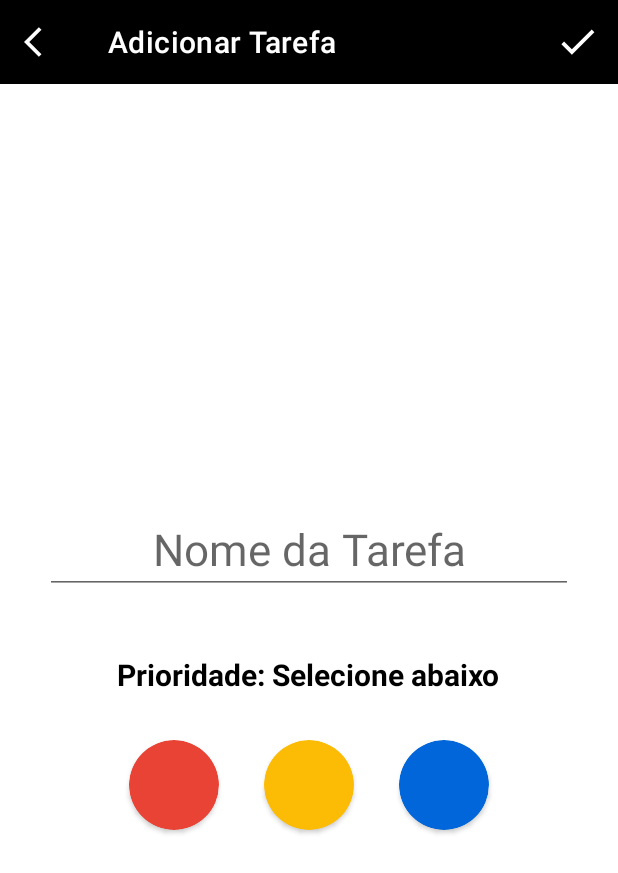
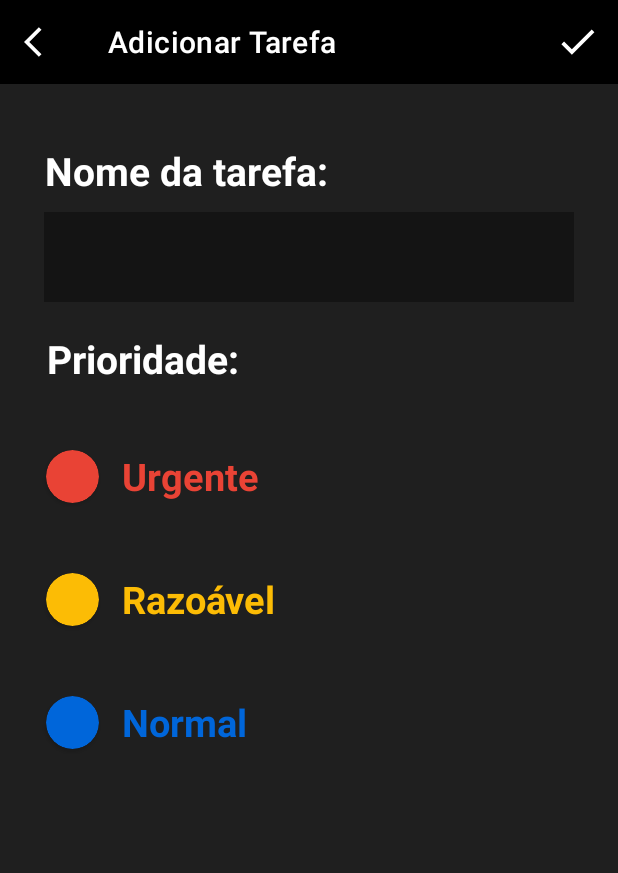
Before and after one commit to BrunoRibeirods/Tasks-app, an Android app: the TaskAddFragment screen opened through its navigation route, on a phone screen of 412 x 824 dp. Shown: the top 873 px of the screen. Run offline under Robolectric (Android 15) with nearby library versions, the phone set to English and light mode, and no system bars; our stand-ins replace Room's generated code.

Commit message:
Update Layout

```diff
--- a/app/src/main/java/dev/brunoribeiro/ajuste/ui/MainActivity.kt
+++ b/app/src/main/java/dev/brunoribeiro/ajuste/ui/MainActivity.kt
@@ -8,5 +8,7 @@ class MainActivity : AppCompatActivity() {
     override fun onCreate(savedInstanceState: Bundle?) {
         super.onCreate(savedInstanceState)
         setContentView(R.layout.activity_main)
+
+        setTheme(R.style.Theme_Ajuste)
     }
 }
--- a/app/src/main/res/layout/fragment_task_add.xml
+++ b/app/src/main/res/layout/fragment_task_add.xml
@@ -5,6 +5,7 @@
     xmlns:app="http://schemas.android.com/apk/res-auto"
     android:orientation="vertical"
     android:layout_height="match_parent"
+    android:background="@color/bgscreen"
     tools:context=".ui.TaskAddFragment">
 
         <androidx.appcompat.widget.Toolbar
@@ -20,80 +21,141 @@
 
 
             <LinearLayout
-                android:gravity="center"
                 android:layout_width="match_parent"
                 android:orientation="vertical"
                 android:layout_height="match_parent">
 
+                <TextView
+                    android:layout_marginTop="40dp"
+                    android:layout_marginHorizontal="30dp"
+                    android:layout_width="wrap_content"
+                    android:layout_height="wrap_content"
+                    android:textSize="26sp"
+                    android:textColor="@color/white"
+                    android:textStyle="bold"
+                    android:text="Nome da tarefa:"/>
                 <EditText
-                    android:layout_marginHorizontal="30dp"
+                    android:padding="8dp"
+                    app:boxBackgroundColor="@color/white"
+                    android:layout_marginTop="10dp"
+                    android:layout_marginHorizontal="29dp"
                     android:id="@+id/et_task_add"
-                    android:layout_marginTop="40dp"
-                    android:gravity="center"
                     android:layout_width="match_parent"
                     android:layout_height="wrap_content"
+                    android:minHeight="60dp"
+                    android:textColor="@color/lesswhite"
                     android:inputType="textMultiLine"
                     android:isScrollContainer="true"
+                    android:background="@color/bgdark"
+                    android:textColorHint="@color/bgdark"
                     android:scrollbarAlwaysDrawVerticalTrack="true"
                     android:scrollbars="vertical"
-                    android:hint="Nome da Tarefa"
-                    android:textSize="29sp"/>
+                    android:textSize="20sp"/>
 
 
             <LinearLayout
-                android:layout_marginTop="40dp"
+                android:layout_marginTop="20dp"
                 android:layout_width="match_parent"
                 android:layout_height="wrap_content"
-                android:gravity="center"
+                android:layout_marginHorizontal="31dp"
                 android:orientation="horizontal">
                 <TextView
                     android:layout_width="wrap_content"
                     android:layout_height="wrap_content"
                     android:layout_gravity="center"
-                    android:textSize="20dp"
+                    android:textSize="26sp"
                     android:textStyle="bold"
-                    android:textColor="@color/black"
+                    android:textColor="@color/white"
                     android:text="Prioridade:"/>
 
-                <TextView
-                    android:id="@+id/type_name"
-                    android:layout_width="wrap_content"
-                    android:layout_height="wrap_content"
-                    android:layout_gravity="center"
-                    android:textSize="20dp"
-                    android:textColor="@color/black"
-                    android:textStyle="bold"
-                    android:text=" Selecione abaixo"/>
 
             </LinearLayout>
 
                 <LinearLayout
                     android:layout_width="match_parent"
+                    android:layout_marginHorizontal="15dp"
+                    android:layout_marginTop="20dp"
                     android:layout_height="wrap_content"
-                    android:gravity="center"
-                    android:orientation="horizontal">
+                    android:orientation="vertical">
 
-                    <androidx.cardview.widget.CardView
+                    <LinearLayout
                         android:id="@+id/type_urgente"
-                        android:layout_width="60dp"
-                        android:layout_height="60dp"
-                        android:backgroundTint="@color/red"
-                        app:cardCornerRadius="80dp"/>
+                        android:layout_width="match_parent"
+                        android:layout_height="wrap_content"
+                        android:orientation="horizontal">
+                        <androidx.cardview.widget.CardView
+                            android:layout_marginHorizontal="15dp"
+                            android:layout_marginVertical="23dp"
+                            android:layout_width="35dp"
+                            android:layout_height="35dp"
+                            android:backgroundTint="@color/red"
+                            app:cardCornerRadius="80dp"/>
 
-                    <androidx.cardview.widget.CardView
+                        <TextView
+                            android:layout_width="match_parent"
+                            android:layout_height="wrap_content"
+                            android:text="Urgente"
+                            android:layout_gravity="center"
+                            android:textColor="@color/red"
+                            android:textSize="25sp"
+                            android:textStyle="bold"/>
+
+                    </LinearLayout>
+
+                    <LinearLayout
                         android:id="@+id/type_intermediario"
-                        android:layout_width="60dp"
-                        android:layout_margin="30dp"
-                        android:layout_height="60dp"
-                        android:backgroundTint="@color/yellow"
-                        app:cardCornerRadius="80dp"/>
+                        android:layout_width="match_parent"
+                        android:layout_height="wrap_content"
+                        android:orientation="horizontal">
 
-                    <androidx.cardview.widget.CardView
+                        <androidx.cardview.widget.CardView
+                            android:layout_width="35dp"
+                            android:layout_marginHorizontal="15dp"
+                            android:layout_marginVertical="23dp"
+                            android:layout_height="35dp"
+                            android:backgroundTint="@color/yellow"
+                            app:cardCornerRadius="80dp"/>
+
+                        <TextView
+                            android:layout_width="match_parent"
+                            android:layout_height="wrap_content"
+                            android:text="Razoável"
+                            android:layout_gravity="center"
+                            android:textColor="@color/yellow"
+                            android:textSize="25sp"
+                            android:textStyle="bold"/>
+
+                    </LinearLayout>
+
+                    <LinearLayout
                         android:id="@+id/type_normal"
-                        android:layout_width="60dp"
-                        android:layout_height="60dp"
-                        android:backgroundTint="@color/blue"
-                        app:cardCornerRadius="80dp"/>
+                        android:layout_width="match_parent"
+                        android:layout_height="wrap_content"
+                        android:orientation="horizontal">
+
+                        <androidx.cardview.widget.CardView
+                            android:layout_width="35dp"
+                            android:layout_marginHorizontal="15dp"
+                            android:layout_marginVertical="23dp"
+                            android:layout_height="35dp"
+                            android:backgroundTint="@color/blue"
+                            app:cardCornerRadius="80dp"/>
+
+                        <TextView
+                            android:layout_width="match_parent"
+                            android:layout_height="wrap_content"
+                            android:text="Normal"
+                            android:layout_gravity="center"
+                            android:textColor="@color/blue"
+                            android:textSize="25sp"
+                            android:textStyle="bold"/>
+
+                    </LinearLayout>
+
+
+
+
+
 
                 </LinearLayout>
 
--- a/app/src/main/res/values/colors.xml
+++ b/app/src/main/res/values/colors.xml
@@ -15,4 +15,11 @@
     <color name="yellow">#fcbc05</color>
     <color name="blue">#0066da</color>
     <color name="green">#34a853</color>
+    <color name="bg">#011627</color>
+    <color name="bgdark">#141414</color>
+
+    <color name="bgscreen">#1f1f1f</color>
+    <color name="dark">#181818</color>
+    <color name="lesswhite">#eaeaea</color>
+    <color name="purpleapp">#5D40FF</color>
 </resources>
```
Also changed, not shown: app/src/main/java/dev/brunoribeiro/ajuste/ui/TaskAddFragment.kt (+34 -6 lines), app/src/main/res/drawable/splash_screen_bg.xml (added, +12 -0 lines), app/src/main/res/layout/fragment_home.xml (+12 -5 lines), app/src/main/res/drawable/task.png (added), app/src/main/res/font/acme.ttf (added), app/src/main/res/font/roboto.ttf (added), app/src/main/res/font/roboto_thin.ttf (added), 1 other file.
